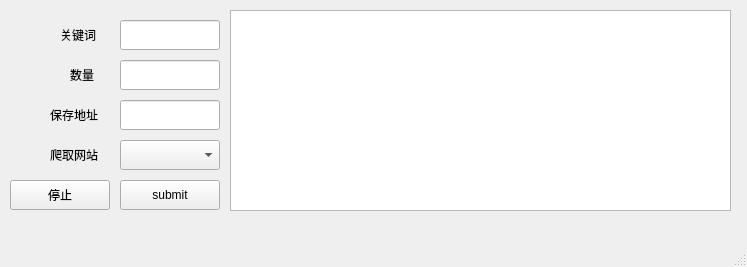
VerySeriousMan/Crawler, file Crawler.ui: the form before one commit.
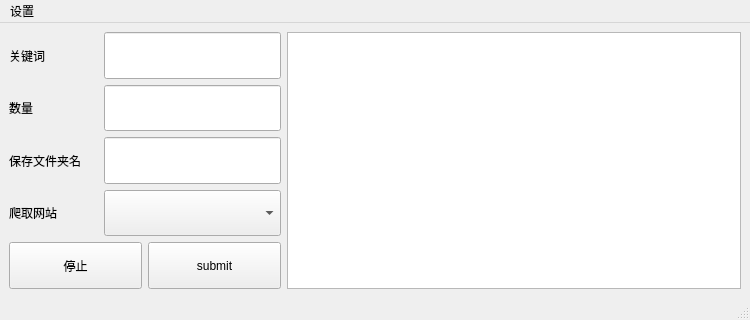
The form after the commit.

```diff
--- a/Crawler.ui
+++ b/Crawler.ui
@@ -6,8 +6,8 @@
    <rect>
     <x>0</x>
     <y>0</y>
-    <width>747</width>
-    <height>267</height>
+    <width>750</width>
+    <height>320</height>
    </rect>
   </property>
   <property name="sizePolicy">
@@ -20,153 +20,186 @@
    <string>MainWindow</string>
   </property>
   <widget class="QWidget" name="centralwidget">
-   <widget class="QLabel" name="keyword_label">
-    <property name="geometry">
-     <rect>
-      <x>60</x>
-      <y>20</y>
-      <width>50</width>
-      <height>30</height>
-     </rect>
-    </property>
-    <property name="text">
-     <string>关键词</string>
-    </property>
-   </widget>
-   <widget class="QLabel" name="num_label">
-    <property name="geometry">
-     <rect>
-      <x>70</x>
-      <y>60</y>
-      <width>40</width>
-      <height>30</height>
-     </rect>
-    </property>
-    <property name="text">
-     <string>数量</string>
-    </property>
-   </widget>
-   <widget class="QLabel" name="save_address_label">
-    <property name="geometry">
-     <rect>
-      <x>50</x>
-      <y>100</y>
-      <width>65</width>
-      <height>30</height>
-     </rect>
-    </property>
-    <property name="text">
-     <string>保存地址</string>
-    </property>
-   </widget>
-   <widget class="QPushButton" name="submit_button">
-    <property name="geometry">
-     <rect>
-      <x>120</x>
-      <y>180</y>
-      <width>100</width>
-      <height>30</height>
-     </rect>
-    </property>
-    <property name="text">
-     <string>submit</string>
-    </property>
-   </widget>
-   <widget class="QTextEdit" name="log_edit">
-    <property name="geometry">
-     <rect>
-      <x>230</x>
-      <y>10</y>
-      <width>501</width>
-      <height>201</height>
-     </rect>
-    </property>
-   </widget>
-   <widget class="QLineEdit" name="keyword_edit">
-    <property name="geometry">
-     <rect>
-      <x>120</x>
-      <y>20</y>
-      <width>100</width>
-      <height>30</height>
-     </rect>
-    </property>
-    <property name="text">
-     <string/>
-    </property>
-   </widget>
-   <widget class="QLineEdit" name="num_edit">
-    <property name="geometry">
-     <rect>
-      <x>120</x>
-      <y>60</y>
-      <width>100</width>
-      <height>30</height>
-     </rect>
-    </property>
-    <property name="text">
-     <string/>
-    </property>
-   </widget>
-   <widget class="QLineEdit" name="save_address_edit">
-    <property name="geometry">
-     <rect>
-      <x>120</x>
-      <y>100</y>
-      <width>100</width>
-      <height>30</height>
-     </rect>
-    </property>
-    <property name="text">
-     <string/>
-    </property>
-   </widget>
-   <widget class="QPushButton" name="stop_button">
-    <property name="geometry">
-     <rect>
-      <x>10</x>
-      <y>180</y>
-      <width>100</width>
-      <height>30</height>
-     </rect>
-    </property>
-    <property name="text">
-     <string>停止</string>
-    </property>
-   </widget>
-   <widget class="QComboBox" name="web_select_box">
-    <property name="geometry">
-     <rect>
-      <x>120</x>
-      <y>140</y>
-      <width>100</width>
-      <height>30</height>
-     </rect>
-    </property>
-   </widget>
-   <widget class="QLabel" name="web_label">
-    <property name="geometry">
-     <rect>
-      <x>50</x>
-      <y>140</y>
-      <width>65</width>
-      <height>30</height>
-     </rect>
-    </property>
-    <property name="text">
-     <string>爬取网站</string>
-    </property>
-   </widget>
+   <layout class="QHBoxLayout" name="horizontalLayout_6" stretch="3,5">
+    <item>
+     <layout class="QVBoxLayout" name="verticalLayout" stretch="1,1,1,1,1">
+      <item>
+       <layout class="QHBoxLayout" name="horizontalLayout" stretch="1,2">
+        <item>
+         <widget class="QLabel" name="keyword_label">
+          <property name="sizePolicy">
+           <sizepolicy hsizetype="Expanding" vsizetype="Expanding">
+            <horstretch>0</horstretch>
+            <verstretch>0</verstretch>
+           </sizepolicy>
+          </property>
+          <property name="text">
+           <string>关键词</string>
+          </property>
+         </widget>
+        </item>
+        <item>
+         <widget class="QLineEdit" name="keyword_edit">
+          <property name="sizePolicy">
+           <sizepolicy hsizetype="Expanding" vsizetype="Expanding">
+            <horstretch>0</horstretch>
+            <verstretch>0</verstretch>
+           </sizepolicy>
+          </property>
+          <property name="text">
+           <string/>
+          </property>
+         </widget>
+        </item>
+       </layout>
+      </item>
+      <item>
+       <layout class="QHBoxLayout" name="horizontalLayout_2" stretch="1,2">
+        <item>
+         <widget class="QLabel" name="num_label">
+          <property name="sizePolicy">
+           <sizepolicy hsizetype="Expanding" vsizetype="Expanding">
+            <horstretch>0</horstretch>
+            <verstretch>0</verstretch>
+           </sizepolicy>
+          </property>
+          <property name="text">
+           <string>数量</string>
+          </property>
+         </widget>
+        </item>
+        <item>
+         <widget class="QLineEdit" name="num_edit">
+          <property name="sizePolicy">
+           <sizepolicy hsizetype="Expanding" vsizetype="Expanding">
+            <horstretch>0</horstretch>
+            <verstretch>0</verstretch>
+           </sizepolicy>
+          </property>
+          <property name="text">
+           <string/>
+          </property>
+         </widget>
+        </item>
+       </layout>
+      </item>
+      <item>
+       <layout class="QHBoxLayout" name="horizontalLayout_3" stretch="1,2">
+        <item>
+         <widget class="QLabel" name="save_address_label">
+          <property name="sizePolicy">
+           <sizepolicy hsizetype="Expanding" vsizetype="Expanding">
+            <horstretch>0</horstretch>
+            <verstretch>0</verstretch>
+           </sizepolicy>
+          </property>
+          <property name="text">
+           <string>保存文件夹名</string>
+          </property>
+         </widget>
+        </item>
+        <item>
+         <widget class="QLineEdit" name="save_address_edit">
+          <property name="sizePolicy">
+           <sizepolicy hsizetype="Expanding" vsizetype="Expanding">
+            <horstretch>0</horstretch>
+            <verstretch>0</verstretch>
+           </sizepolicy>
+          </property>
+          <property name="text">
+           <string/>
+          </property>
+         </widget>
+        </item>
+       </layout>
+      </item>
+      <item>
+       <layout class="QHBoxLayout" name="horizontalLayout_4" stretch="1,2">
+        <item>
+         <widget class="QLabel" name="web_label">
+          <property name="sizePolicy">
+           <sizepolicy hsizetype="Expanding" vsizetype="Expanding">
+            <horstretch>0</horstretch>
+            <verstretch>0</verstretch>
+           </sizepolicy>
+          </property>
+          <property name="text">
+           <string>爬取网站</string>
+          </property>
+         </widget>
+        </item>
+        <item>
+         <widget class="QComboBox" name="web_select_box">
+          <property name="sizePolicy">
+           <sizepolicy hsizetype="Expanding" vsizetype="Expanding">
+            <horstretch>0</horstretch>
+            <verstretch>0</verstretch>
+           </sizepolicy>
+          </property>
+         </widget>
+        </item>
+       </layout>
+      </item>
+      <item>
+       <layout class="QHBoxLayout" name="horizontalLayout_5" stretch="1,1">
+        <item>
+         <widget class="QPushButton" name="stop_button">
+          <property name="sizePolicy">
+           <sizepolicy hsizetype="Expanding" vsizetype="Expanding">
+            <horstretch>0</horstretch>
+            <verstretch>0</verstretch>
+           </sizepolicy>
+          </property>
+          <property name="text">
+           <string>停止</string>
+          </property>
+         </widget>
+        </item>
+        <item>
+         <widget class="QPushButton" name="submit_button">
+          <property name="sizePolicy">
+           <sizepolicy hsizetype="Expanding" vsizetype="Expanding">
+            <horstretch>0</horstretch>
+            <verstretch>0</verstretch>
+           </sizepolicy>
+          </property>
+          <property name="text">
+           <string>submit</string>
+          </property>
+         </widget>
+        </item>
+       </layout>
+      </item>
+     </layout>
+    </item>
+    <item>
+     <widget class="QTextEdit" name="log_edit">
+      <property name="sizePolicy">
+       <sizepolicy hsizetype="Expanding" vsizetype="Expanding">
+        <horstretch>0</horstretch>
+        <verstretch>0</verstretch>
+       </sizepolicy>
+      </property>
+     </widget>
+    </item>
+   </layout>
   </widget>
   <widget class="QMenuBar" name="menubar">
    <property name="geometry">
     <rect>
      <x>0</x>
      <y>0</y>
-     <width>747</width>
+     <width>750</width>
      <height>23</height>
     </rect>
    </property>
+   <widget class="QMenu" name="menu">
+    <property name="title">
+     <string>设置</string>
+    </property>
+    <addaction name="software_update_action"/>
+   </widget>
+   <addaction name="menu"/>
   </widget>
   <widget class="QStatusBar" name="statusbar"/>
  </widget>
```
Left out of the diff: 5 changed lines with no effect on the pictures.
